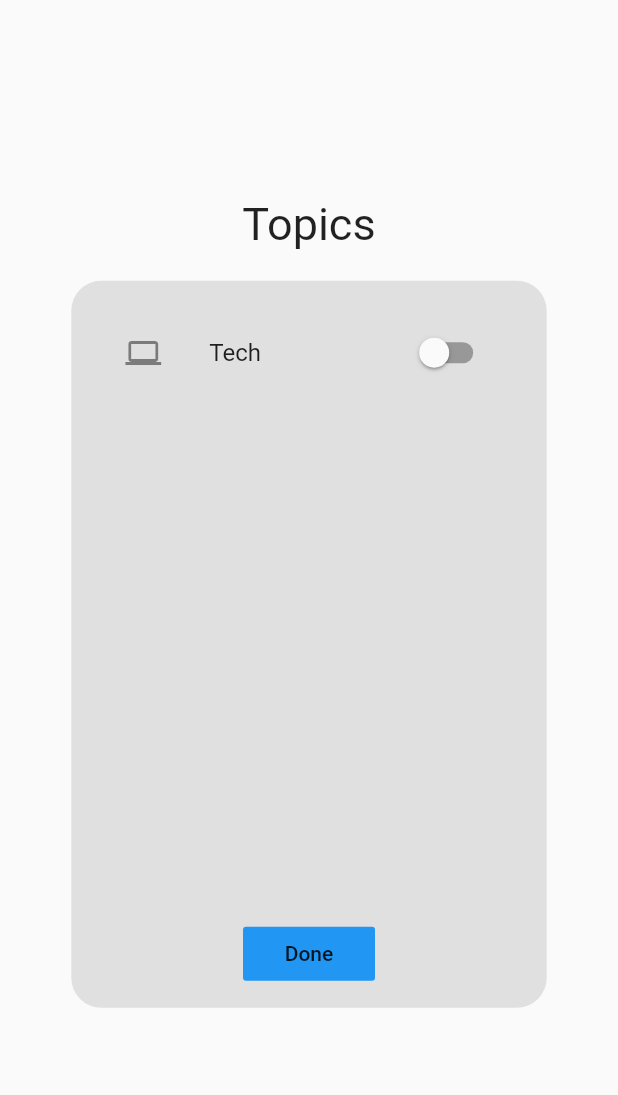
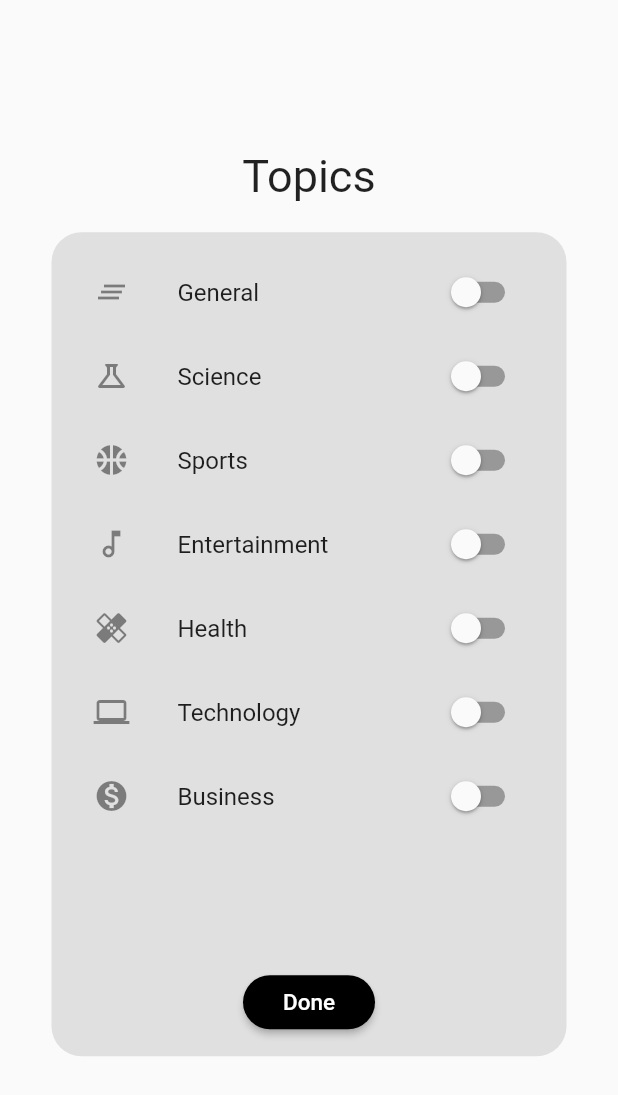
Before and after one commit to ColleSerre/newsapp, a Flutter app: the StartupMenu screen opened directly, after a tap on "Done", on a phone screen of 412 x 824 dp. Shown: the top 1095 px of the screen. Run offline on Flutter 3.47's test engine with Material 2 defaults, Android fonts, the phone set to English and light mode, and no system bars; our stand-ins replace shared_preferences; accounts and stored records are empty; network calls fail.

Commit message:
reorganised file structure

```diff
--- /dev/null
+++ b/lib/SelectionButton.dart
@@ -0,0 +1,29 @@
+import 'package:flutter/material.dart';
+
+class SelectionButton extends StatefulWidget {
+  final Icon icon;
+  final String topic;
+  bool value = false;
+
+  SelectionButton({this.icon, this.topic});
+
+  @override
+  _SelectionButtonState createState() => _SelectionButtonState();
+}
+
+class _SelectionButtonState extends State<SelectionButton> {
+  @override
+  Widget build(BuildContext context) {
+    return SwitchListTile(
+      title: Text(widget.topic),
+      secondary: widget.icon,
+      value: widget.value,
+      onChanged: (value) {
+        setState(() {
+          widget.value = value;
+          print("Debug: ${widget.topic} value = ${widget.value}");
+        });
+      },
+    );
+  }
+}
--- /dev/null
+++ b/lib/StartupMenu.dart
@@ -0,0 +1,39 @@
+import 'package:flutter/material.dart';
+import 'package:newsapp/TopicForm.dart';
+
+class StartupMenu extends StatefulWidget {
+  @override
+  _StartupMenuState createState() => _StartupMenuState();
+}
+
+class _StartupMenuState extends State<StartupMenu> {
+  @override
+  Widget build(BuildContext context) {
+    Size deviceDimensions = MediaQuery.of(context).size;
+    return Scaffold(
+        body: Center(
+      child: Column(
+        mainAxisAlignment: MainAxisAlignment.center,
+        children: [
+          Text("Topics", style: TextStyle(fontSize: 30)),
+          Container(
+            width: deviceDimensions.width / 1.2,
+            height: deviceDimensions.height / 1.5,
+            margin: EdgeInsets.all(20.0),
+            padding: EdgeInsets.all(12.0),
+            clipBehavior: Clip.hardEdge,
+            decoration: BoxDecoration(
+              color: Theme.of(context).brightness == Brightness.dark
+                  ? Colors.black54
+                  : Colors.grey[300],
+              borderRadius: BorderRadius.circular(20),
+            ),
+            child: Expanded(
+              child: TopicForm(),
+            ),
+          ),
+        ],
+      ),
+    ));
+  }
+}
--- /dev/null
+++ b/lib/TopicForm.dart
@@ -0,0 +1,91 @@
+import 'dart:convert';
+import 'package:flutter/material.dart';
+import 'package:newsapp/SelectionButton.dart';
+import 'package:shared_preferences/shared_preferences.dart';
+
+class TopicForm extends StatefulWidget {
+  SharedPreferences prefs;
+  Map<dynamic, dynamic> topicList = {};
+  List<SelectionButton> arr = [
+    SelectionButton(
+      icon: Icon(Icons.clear_all_sharp),
+      topic: "General",
+    ),
+    SelectionButton(
+      icon: Icon(Icons.science_outlined),
+      topic: "Science",
+    ),
+    SelectionButton(
+      icon: Icon(Icons.sports_basketball),
+      topic: "Sports",
+    ),
+    SelectionButton(
+      icon: Icon(Icons.music_note_outlined),
+      topic: "Entertainment",
+    ),
+    SelectionButton(
+      icon: Icon(Icons.healing_outlined),
+      topic: "Health",
+    ),
+    SelectionButton(
+      icon: Icon(Icons.computer),
+      topic: "Technology",
+    ),
+    SelectionButton(
+      icon: Icon(Icons.monetization_on_sharp),
+      topic: "Business",
+    ),
+  ];
+
+  @override
+  TopicFormState createState() => TopicFormState();
+}
+
+class TopicFormState extends State<TopicForm> {
+  void _apply(SharedPreferences pref) async {
+    String topics = pref.getString("topics");
+    print("topics: " + topics.toString());
+    Map<String, bool> payload = {};
+    widget.arr.forEach((element) {
+      payload[element.topic] = element.value;
+    });
+    print("payload: " + json.encode(payload));
+    await pref.setString("topics", json.encode(payload));
+  }
+
+  @override
+  Widget build(BuildContext context) {
+    final Size deviceDimensions = MediaQuery.of(context).size;
+    SharedPreferences.getInstance().then((value) async => {
+          widget.prefs = value,
+          widget.topicList = json.decode(widget.prefs.getString("topics")),
+        });
+    return Column(
+      children: [
+        Container(
+          height: deviceDimensions.height / 1.8,
+          child: ListView.builder(
+            padding: EdgeInsets.all(0),
+            itemCount: widget.arr.length,
+            itemBuilder: (context, index) => widget.arr[index],
+          ),
+        ),
+        Spacer(),
+        RaisedButton(
+          color: Theme.of(context).brightness == Brightness.dark
+              ? Colors.white
+              : Colors.black,
+          onPressed: () => _apply(widget.prefs),
+          child: Text("Done",
+              style: TextStyle(
+                  fontSize: 15,
+                  color: Theme.of(context).brightness == Brightness.dark
+                      ? Colors.black
+                      : Colors.white)),
+          shape:
+              RoundedRectangleBorder(borderRadius: BorderRadius.circular(20)),
+        ),
+      ],
+    );
+  }
+}
--- a/lib/main.dart
+++ b/lib/main.dart
@@ -1,13 +1,16 @@
-import 'dart:convert';
 import 'package:flutter/cupertino.dart';
 import 'package:flutter/material.dart';
-import 'package:http/http.dart' as http;
-import 'package:shared_preferences/shared_preferences.dart';
-import 'package:url_launcher/url_launcher.dart';
+import 'package:flutter/services.dart';
+import 'package:newsapp/NewsList.dart';
+import 'package:newsapp/StartupMenu.dart';
 
 //TODO: add initial launch screen using shared_preferences
 
 void main() {
+  WidgetsFlutterBinding.ensureInitialized();
+  SystemChrome.setPreferredOrientations(
+      [DeviceOrientation.portraitUp, DeviceOrientation.portraitDown]);
+
   runApp(MyApp());
 }
 
@@ -16,7 +19,9 @@ class MyApp extends StatelessWidget {
   Widget build(BuildContext context) {
     return MaterialApp(
       debugShowCheckedModeBanner: false,
-      home: StartupMenu(),
+      theme: ThemeData.light(),
+      darkTheme: ThemeData.dark(),
+      home: Home(),
     );
   }
 }
@@ -33,8 +38,12 @@ class _HomeState extends State<Home> {
         appBar: AppBar(
           title: Center(
             child: Text(
-              "Tech News",
-              style: TextStyle(color: Colors.black, fontSize: 30),
+              "News",
+              style: TextStyle(
+                  color: Theme.of(context).brightness == Brightness.dark
+                      ? Colors.white
+                      : Colors.black,
+                  fontSize: 30),
             ),
           ),
           backgroundColor: Colors.transparent,
@@ -45,182 +54,3 @@ class _HomeState extends State<Home> {
         ));
   }
 }
-
-// ignore: must_be_immutable
-class NewsList extends StatefulWidget {
-  String topic;
-  var date = DateTime.now();
-  String url;
-  NewsList({
-    this.topic,
-  });
-
-  @override
-  _NewsListState createState() => _NewsListState();
-}
-
-class _NewsListState extends State<NewsList> {
-  @override
-  Widget build(BuildContext context) {
-    widget.url =
-        "http://newsapi.org/v2/top-headlines?country=us&category=${widget.topic}&apiKey=f5d7d2d6ea364425a88b196b2af3d53f";
-    return FutureBuilder(
-      future: http.get(widget.url),
-      builder: (context, snapshot) {
-        if (snapshot.connectionState == ConnectionState.done &&
-            snapshot.data != null) {
-          Map<String, dynamic> data = jsonDecode(snapshot.data.body);
-          return RefreshIndicator(
-            onRefresh: () async {
-              setState(() {
-                widget.topic = widget.topic;
-              });
-            },
-            child: ListView.builder(
-              padding: EdgeInsets.all(8),
-              itemCount: 10,
-              itemBuilder: (BuildContext context, int index) {
-                return GestureDetector(
-                  onTap: () async =>
-                      await canLaunch(data["articles"][index]["url"])
-                          ? await launch(data["articles"][index]["url"])
-                          : throw "Could not launch url",
-                  child: Container(
-                      margin: EdgeInsets.only(bottom: 12),
-                      padding: EdgeInsets.all(17),
-                      decoration: BoxDecoration(
-                        border: Border.all(color: Colors.black, width: 4),
-                        borderRadius: BorderRadius.circular(25),
-                      ),
-                      child: Column(children: [
-                        data["articles"][index]["title"] == null
-                            ? Container()
-                            : Text("${data["articles"][index]["title"]}",
-                                overflow: TextOverflow.clip,
-                                style: TextStyle(
-                                    fontSize: 20, fontWeight: FontWeight.w500)),
-                        data["articles"][index]["description"] == null
-                            ? Container()
-                            : Text("${data["articles"][index]["description"]}",
-                                overflow: TextOverflow.ellipsis,
-                                style: TextStyle(
-                                    fontSize: 16, fontWeight: FontWeight.w500)),
-                      ])),
-                );
-              },
-            ),
-          );
-        } else {
-          return Center(child: CircularProgressIndicator());
-        }
-      },
-    );
-  }
-}
-
-class StartupMenu extends StatefulWidget {
-  @override
-  _StartupMenuState createState() => _StartupMenuState();
-}
-
-class _StartupMenuState extends State<StartupMenu> {
-  @override
-  Widget build(BuildContext context) {
-    Size deviceDimensions = MediaQuery.of(context).size;
-    return Scaffold(
-        body: Center(
-      child: Column(
-        mainAxisAlignment: MainAxisAlignment.center,
-        children: [
-          Text("Topics", style: TextStyle(fontSize: 30)),
-          Container(
-            width: deviceDimensions.width / 1.3,
-            height: deviceDimensions.height / 1.7,
-            margin: EdgeInsets.all(20.0),
-            padding: EdgeInsets.all(12.0),
-            clipBehavior: Clip.hardEdge,
-            decoration: BoxDecoration(
-              color: Colors.grey[300],
-              borderRadius: BorderRadius.circular(20),
-            ),
-            child: TopicForm(),
-          ),
-        ],
-      ),
-    ));
-  }
-}
-
-class SelectionButton extends StatefulWidget {
-  final Icon icon;
-  final String topic;
-  bool value = false;
-
-  SelectionButton({this.icon, this.topic});
-
-  @override
-  _SelectionButtonState createState() => _SelectionButtonState();
-}
-
-class _SelectionButtonState extends State<SelectionButton> {
-  @override
-  Widget build(BuildContext context) {
-    return Padding(
-      padding: const EdgeInsets.all(8.0),
-      child: SwitchListTile(
-        title: Text(widget.topic),
-        secondary: widget.icon,
-        value: widget.value,
-        onChanged: (value) {
-          setState(() {
-            widget.value = value;
-            print("Debug: Switch value = ${widget.value}");
-          });
-        },
-      ),
-    );
-  }
-}
-
-class TopicForm extends StatefulWidget {
-  List<SelectionButton> arr = [
-    SelectionButton(
-      icon: Icon(Icons.computer),
-      topic: "Tech",
-    ),
-  ];
-
-  @override
-  TopicFormState createState() => TopicFormState();
-}
-
-class TopicFormState extends State<TopicForm> {
-  void _apply() async {
-    SharedPreferences pref = await SharedPreferences.getInstance();
-    String topics = pref.getString("topics");
-    print("topics: " + topics);
-    Map<String, bool> payload = {};
-    widget.arr.forEach((element) {
-      payload[element.topic] = element.value;
-    });
-    print("payload: " + payload.toString());
-    await pref.setString("topics", payload.toString());
-  }
-
-  @override
-  Widget build(BuildContext context) {
-    return Column(
-      children: [
-        Container(child: widget.arr[0]),
-        Spacer(),
-        FlatButton(
-          onPressed: () {
-            _apply();
-          },
-          child: Text("Done"),
-          color: Colors.blue,
-        )
-      ],
-    );
-  }
-}
```
Also changed, not shown: lib/NewsList.dart (added, +75 -0 lines), 6 other files.
